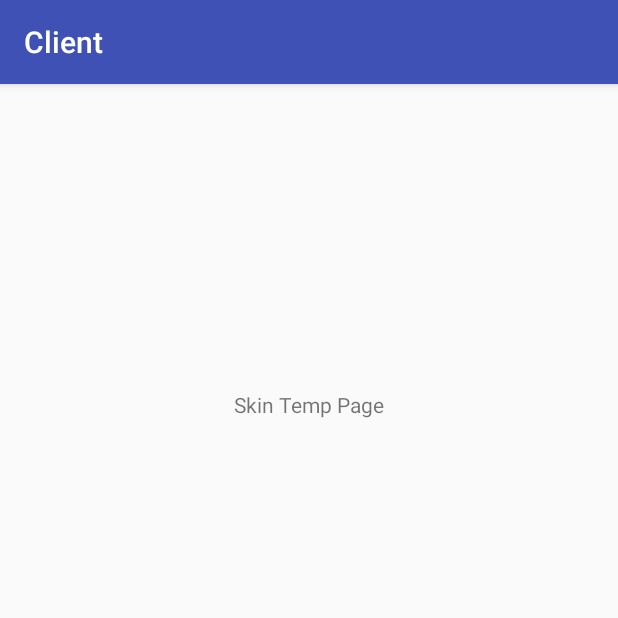
After one commit to liyefei737/PhysioTrack, an Android app: the Skin screen opened directly, with no data from a screen before it, on a phone screen of 412 x 824 dp, the top half of it. The commit adds this screen. Run offline under Robolectric (Android 15) with nearby library versions, the phone set to English and light mode, and no system bars.

```diff
--- a/client/app/src/main/AndroidManifest.xml
+++ b/client/app/src/main/AndroidManifest.xml
@@ -17,6 +17,7 @@
                 <category android:name="android.intent.category.LAUNCHER" />
             </intent-filter>
         </activity>
+
         <service
             android:name=".BackgroundDataSim"
             android:enabled="true"
@@ -33,7 +34,8 @@
             android:exported="false"
             android:stopWithTask="false" />
 
-        <activity android:name=".Soldier"></activity>
+        <activity android:name=".Soldier" />
+        <activity android:name=".Skin"></activity>
     </application>
 
 </manifest>
--- /dev/null
+++ b/client/app/src/main/java/capstone/client/Skin.java
@@ -0,0 +1,13 @@
+package capstone.client;
+
+import android.support.v7.app.AppCompatActivity;
+import android.os.Bundle;
+
+public class Skin extends AppCompatActivity {
+
+    @Override
+    protected void onCreate(Bundle savedInstanceState) {
+        super.onCreate(savedInstanceState);
+        setContentView(R.layout.activity_skin);
+    }
+}
--- /dev/null
+++ b/client/app/src/main/res/layout/activity_skin.xml
@@ -0,0 +1,21 @@
+<?xml version="1.0" encoding="utf-8"?>
+<RelativeLayout xmlns:android="http://schemas.android.com/apk/res/android"
+    xmlns:tools="http://schemas.android.com/tools"
+    android:id="@+id/activity_skin"
+    android:layout_width="match_parent"
+    android:layout_height="match_parent"
+    android:paddingBottom="@dimen/activity_vertical_margin"
+    android:paddingLeft="@dimen/activity_horizontal_margin"
+    android:paddingRight="@dimen/activity_horizontal_margin"
+    android:paddingTop="@dimen/activity_vertical_margin"
+    tools:context="capstone.client.Skin">
+
+    <TextView
+        android:text="Skin Temp Page"
+        android:layout_width="wrap_content"
+        android:layout_height="wrap_content"
+        android:layout_alignParentTop="true"
+        android:layout_centerHorizontal="true"
+        android:layout_marginTop="188dp"
+        android:id="@+id/tvSkinTemp" />
+</RelativeLayout>
```
Also changed, not shown: client/app/src/main/java/capstone/client/MainActivity.java (+14 -1 lines).
